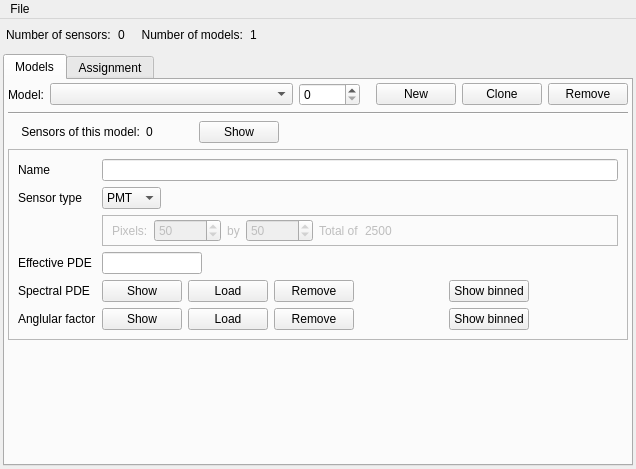
This is ants3bundle/src/ants3/gui/photsim/asensorwindow.ui in andrmor/ANTS3bundle as Qt 5 draws it before an edit. The edited form follows.
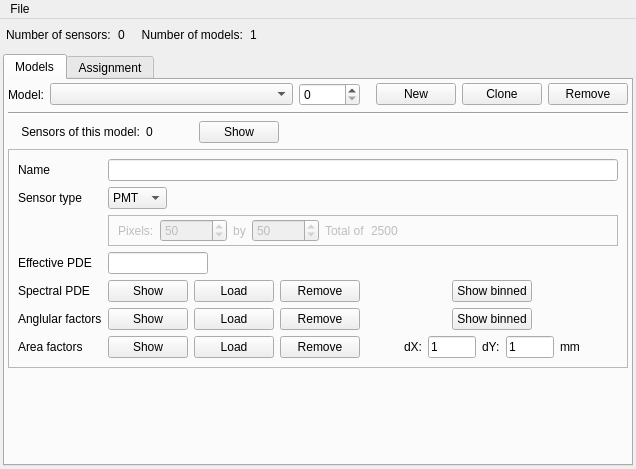
This is the edited form.

The edit to the form file:
```diff
--- a/ants3bundle/src/ants3/gui/photsim/asensorwindow.ui
+++ b/ants3bundle/src/ants3/gui/photsim/asensorwindow.ui
@@ -535,7 +535,7 @@
            <item row="7" column="0">
             <widget class="QLabel" name="label_15">
              <property name="text">
-              <string>Anglular factor</string>
+              <string>Anglular factors</string>
              </property>
             </widget>
            </item>
@@ -603,6 +603,111 @@
              </item>
             </layout>
            </item>
+           <item row="8" column="0">
+            <widget class="QLabel" name="label_16">
+             <property name="text">
+              <string>Area factors</string>
+             </property>
+            </widget>
+           </item>
+           <item row="8" column="1">
+            <layout class="QHBoxLayout" name="horizontalLayout_10">
+             <item>
+              <widget class="QPushButton" name="pbShowArea">
+               <property name="text">
+                <string>Show</string>
+               </property>
+              </widget>
+             </item>
+             <item>
+              <widget class="QPushButton" name="pbLoadArea">
+               <property name="text">
+                <string>Load</string>
+               </property>
+              </widget>
+             </item>
+             <item>
+              <widget class="QPushButton" name="pbRemoveArea">
+               <property name="text">
+                <string>Remove</string>
+               </property>
+              </widget>
+             </item>
+             <item>
+              <spacer name="horizontalSpacer_15">
+               <property name="orientation">
+                <enum>Qt::Horizontal</enum>
+               </property>
+               <property name="sizeHint" stdset="0">
+                <size>
+                 <width>40</width>
+                 <height>20</height>
+                </size>
+               </property>
+              </spacer>
+             </item>
+             <item>
+              <widget class="QLabel" name="label_17">
+               <property name="text">
+                <string>dX:</string>
+               </property>
+              </widget>
+             </item>
+             <item>
+              <widget class="QLineEdit" name="ledAreaStepX">
+               <property name="maximumSize">
+                <size>
+                 <width>50</width>
+                 <height>16777215</height>
+                </size>
+               </property>
+               <property name="text">
+                <string>1</string>
+               </property>
+              </widget>
+             </item>
+             <item>
+              <widget class="QLabel" name="label_18">
+               <property name="text">
+                <string>dY:</string>
+               </property>
+              </widget>
+             </item>
+             <item>
+              <widget class="QLineEdit" name="ledAreaStepY">
+               <property name="maximumSize">
+                <size>
+                 <width>50</width>
+                 <height>16777215</height>
+                </size>
+               </property>
+               <property name="text">
+                <string>1</string>
+               </property>
+              </widget>
+             </item>
+             <item>
+              <widget class="QLabel" name="label_19">
+               <property name="text">
+                <string>mm</string>
+               </property>
+              </widget>
+             </item>
+             <item>
+              <spacer name="horizontalSpacer_14">
+               <property name="orientation">
+                <enum>Qt::Horizontal</enum>
+               </property>
+               <property name="sizeHint" stdset="0">
+                <size>
+                 <width>40</width>
+                 <height>20</height>
+                </size>
+               </property>
+              </spacer>
+             </item>
+            </layout>
+           </item>
           </layout>
          </widget>
         </item>
```
